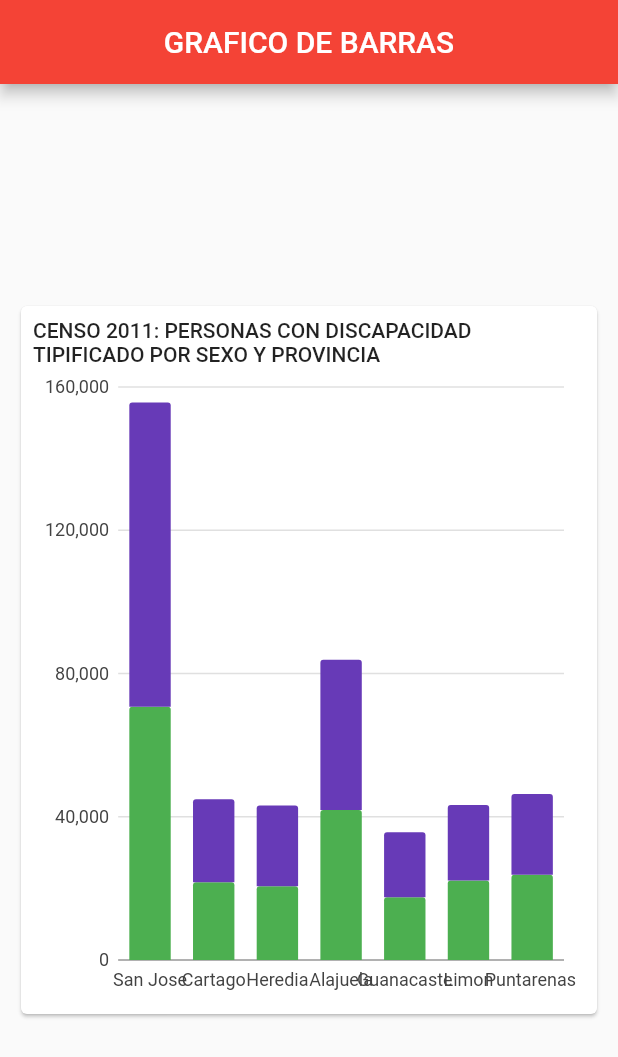
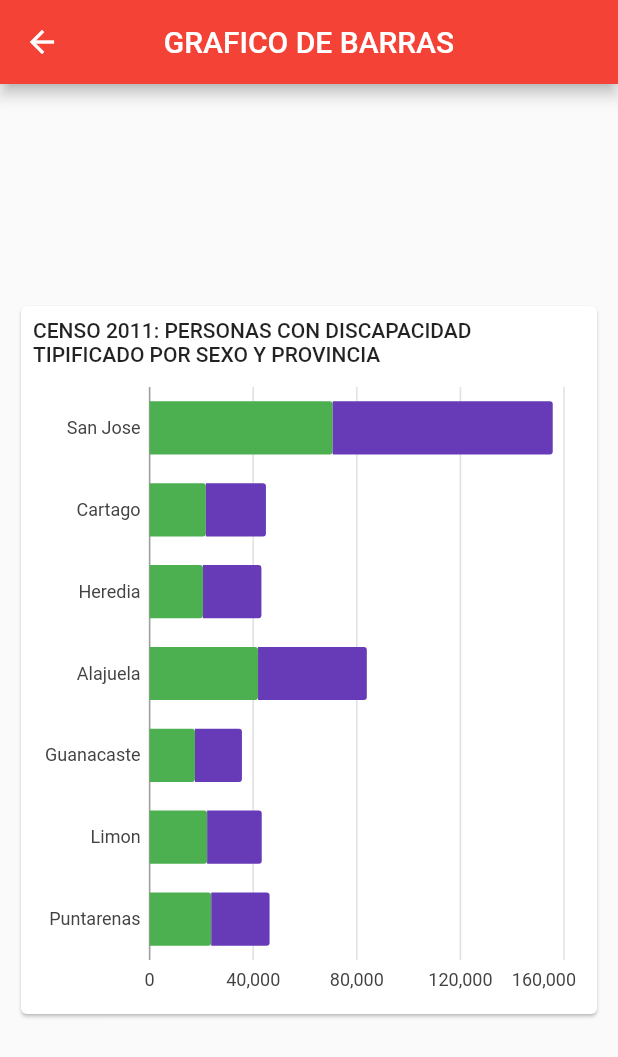
Before and after one commit to GarnierAdrian/visualizacion_proyecto_corto_1, a Flutter app: the BarGraphicPage screen opened directly, on a phone screen of 412 x 824 dp. Shown: the top 1057 px of the screen. Run offline on Flutter 3.47's test engine with Material 2 defaults, Android fonts, the phone set to English and light mode, and no system bars; our stand-ins replace charts_flutter.

Commit message:
[NEW]: new view

```diff
--- a/PROGRA/pc_one_v/lib/make_bar_graphic.dart
+++ b/PROGRA/pc_one_v/lib/make_bar_graphic.dart
@@ -6,14 +6,12 @@ class StackedHorizontalBarChart extends StatelessWidget {
   final bool animate;
 
   StackedHorizontalBarChart(this.seriesList, {this.animate});
-
   factory StackedHorizontalBarChart.withSampleData() {
     return new StackedHorizontalBarChart(
       _createSampleData(),
       animate: false,
     );
   }
-
 
   @override
   Widget build(BuildContext context) {
@@ -30,9 +28,10 @@ class StackedHorizontalBarChart extends StatelessWidget {
                 style: Theme.of(context).textTheme.body2
               ),
               Expanded(
-                child: charts.BarChart(seriesList, animate: true,
+                child:
+                charts.BarChart(seriesList, animate: true,
                       barGroupingType: charts.BarGroupingType.stacked,
-                      vertical: true,
+                      vertical: false,
                 ),
               )
             ],
@@ -43,54 +42,52 @@ class StackedHorizontalBarChart extends StatelessWidget {
   }
 
   /// Create series list with multiple series
-  static List<charts.Series<OrdinalSales, String>> _createSampleData() {
-    final Hombre = [
+  static List<charts.Series<OrdinalScales, String>> _createSampleData() {
+    final HombreData = [
       // new OrdinalSales('Costa Rica',218395,charts.ColorUtil.fromDartColor(Colors.green)),
-      new OrdinalSales('San Jose',70690,charts.ColorUtil.fromDartColor(Colors.green)),
-      new OrdinalSales('Cartago',21716,charts.ColorUtil.fromDartColor(Colors.green)),
-      new OrdinalSales('Heredia',20589,charts.ColorUtil.fromDartColor(Colors.green)),
-      new OrdinalSales('Alajuela',41867,charts.ColorUtil.fromDartColor(Colors.green)),
-      new OrdinalSales('Guanacaste',17517,charts.ColorUtil.fromDartColor(Colors.green)),
-      new OrdinalSales('Limon',22216,charts.ColorUtil.fromDartColor(Colors.green)),
-      new OrdinalSales('Puntarenas',23800,charts.ColorUtil.fromDartColor(Colors.green)),
+      new OrdinalScales('San Jose',70690,charts.ColorUtil.fromDartColor(Colors.green)),
+      new OrdinalScales('Cartago',21716,charts.ColorUtil.fromDartColor(Colors.green)),
+      new OrdinalScales('Heredia',20589,charts.ColorUtil.fromDartColor(Colors.green)),
+      new OrdinalScales('Alajuela',41867,charts.ColorUtil.fromDartColor(Colors.green)),
+      new OrdinalScales('Guanacaste',17517,charts.ColorUtil.fromDartColor(Colors.green)),
+      new OrdinalScales('Limon',22216,charts.ColorUtil.fromDartColor(Colors.green)),
+      new OrdinalScales('Puntarenas',23800,charts.ColorUtil.fromDartColor(Colors.green)),
     ];
 
-    final Mujer = [
+    final MujerData = [
       // new OrdinalSales('Costa Rica',234454,charts.ColorUtil.fromDartColor(Colors.deepPurple)),
-      new OrdinalSales('San Jose',84959,charts.ColorUtil.fromDartColor(Colors.deepPurple)),
-      new OrdinalSales('Cartago',23196,charts.ColorUtil.fromDartColor(Colors.deepPurple)),
-      new OrdinalSales('Heredia',22576,charts.ColorUtil.fromDartColor(Colors.deepPurple)),
-      new OrdinalSales('Alajuela',41999,charts.ColorUtil.fromDartColor(Colors.deepPurple)),
-      new OrdinalSales('Guanacaste',18130,charts.ColorUtil.fromDartColor(Colors.deepPurple)),
-      new OrdinalSales('Limon',21075,charts.ColorUtil.fromDartColor(Colors.deepPurple)),
-      new OrdinalSales('Puntarenas',22519,charts.ColorUtil.fromDartColor(Colors.deepPurple)),
+      new OrdinalScales('San Jose',84959,charts.ColorUtil.fromDartColor(Colors.deepPurple)),
+      new OrdinalScales('Cartago',23196,charts.ColorUtil.fromDartColor(Colors.deepPurple)),
+      new OrdinalScales('Heredia',22576,charts.ColorUtil.fromDartColor(Colors.deepPurple)),
+      new OrdinalScales('Alajuela',41999,charts.ColorUtil.fromDartColor(Colors.deepPurple)),
+      new OrdinalScales('Guanacaste',18130,charts.ColorUtil.fromDartColor(Colors.deepPurple)),
+      new OrdinalScales('Limon',21075,charts.ColorUtil.fromDartColor(Colors.deepPurple)),
+      new OrdinalScales('Puntarenas',22519,charts.ColorUtil.fromDartColor(Colors.deepPurple)),
     ];
 
-
     return [
-      new charts.Series<OrdinalSales, String>(
+      new charts.Series<OrdinalScales, String>(
         id: 'Hombre',
-        domainFn: (OrdinalSales sales, _) => sales.year,
-        measureFn: (OrdinalSales sales, _) => sales.sales,
-        colorFn: (OrdinalSales sales, _) => sales.color,
-        data: Hombre,
+        domainFn: (OrdinalScales sales, _) => sales.year,
+        measureFn: (OrdinalScales sales, _) => sales.sales,
+        colorFn: (OrdinalScales sales, _) => sales.color,
+        data: HombreData,
       ),
-      new charts.Series<OrdinalSales, String>(
+      new charts.Series<OrdinalScales, String>(
         id: 'Mujer',
-        domainFn: (OrdinalSales sales, _) => sales.year,
-        measureFn: (OrdinalSales sales, _) => sales.sales,
-        colorFn: (OrdinalSales sales, _) => sales.color,
-        data: Mujer,
+        domainFn: (OrdinalScales sales, _) => sales.year,
+        measureFn: (OrdinalScales sales, _) => sales.sales,
+        colorFn: (OrdinalScales sales, _) => sales.color,
+        data: MujerData,
       ),
     ];
   }
 
-
 }
 
-class OrdinalSales {
+class OrdinalScales {
   final String year;
   final int sales;
   final charts.Color color;
-  OrdinalSales(this.year, this.sales,this.color);
+  OrdinalScales(this.year, this.sales,this.color);
 }
```
Also changed, not shown: PROGRA/pc_one_v/lib/main.dart (+85 -28 lines), PROGRA/pc_one_v/lib/make_pie_graphic.dart (added, +72 -0 lines), PROGRA/pc_one_v/lib/pie_graphic.dart (added), PROGRA/pc_one_v/lib/read_data.dart (deleted).
